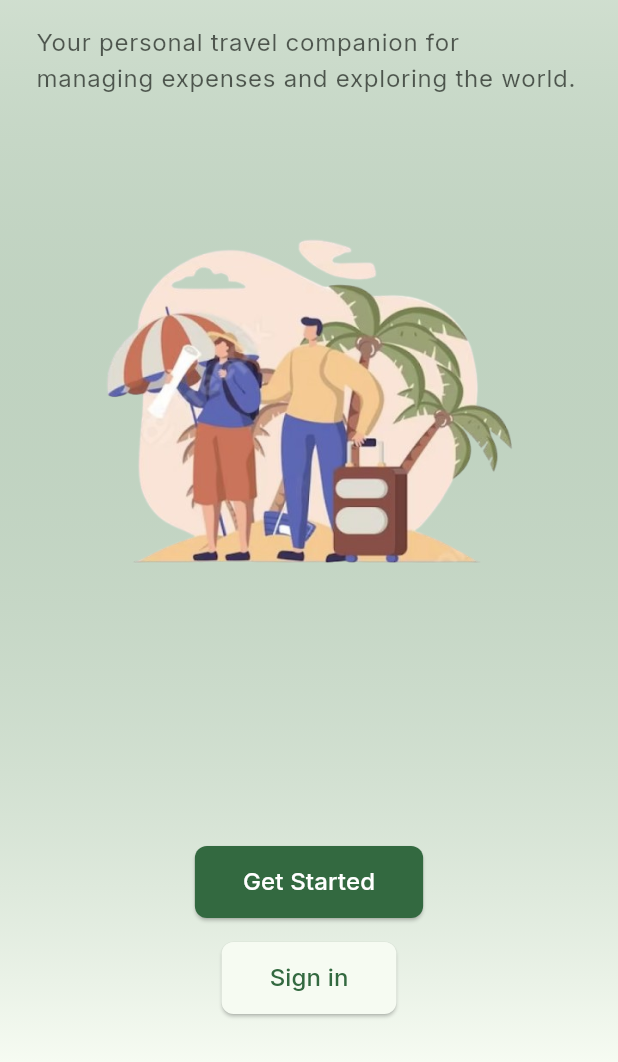
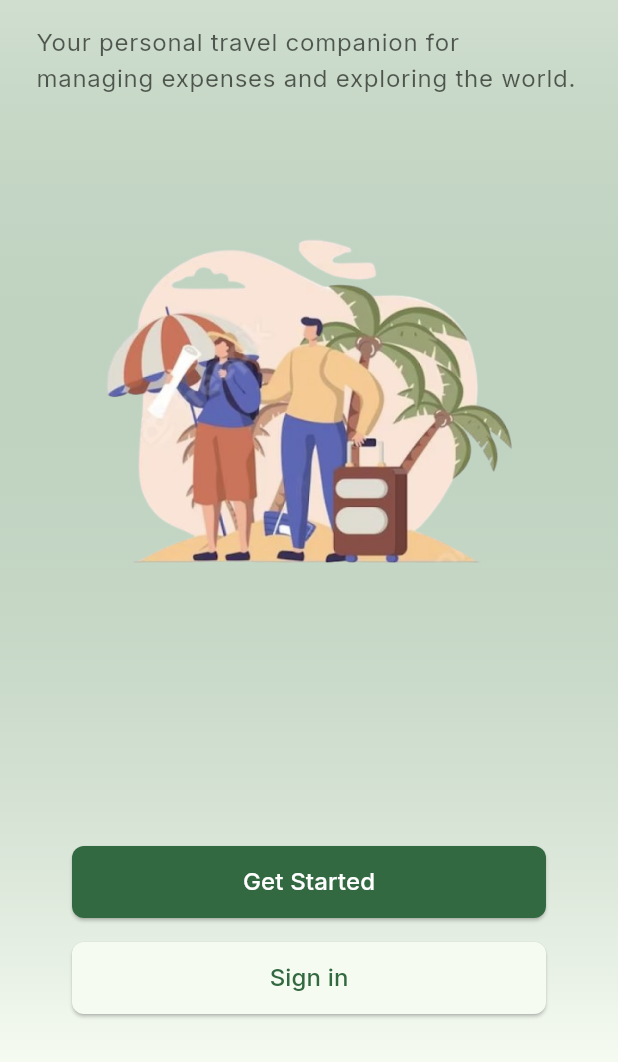
Before and after one commit to nursu79/Wander_Wallet_Flutter, a Flutter app: the screen it shows after launch, on a phone screen of 412 x 824 dp, the part 174-1236 px from its top. Run offline on Flutter 3.47's test engine with Material 3 defaults, Android fonts, the phone set to English and light mode, and no system bars; our stand-ins replace dio, flutter_riverpod, flutter_secure_storage, google_fonts, image_picker; missing offline and left inert: dart:ffi; network calls fail.

Commit message:
Fix stale data issue on renavigation and correct buttons size in welcome screen

```diff
--- a/wander_wallet/lib/features/auth/presentation/screens/welcome_screen.dart
+++ b/wander_wallet/lib/features/auth/presentation/screens/welcome_screen.dart
@@ -58,10 +58,15 @@ class WelcomeScreen extends StatelessWidget {
                 ),
                 const Spacer(),
                 Center(
+                  child: Padding(
+                    padding: EdgeInsets.symmetric(horizontal: 24),
                     child: Column(
+                      children: [
+                        Row(
                           children: [
                             RectangularButton(
                               text: 'Get Started',
+                              fillWidth: true,
                               onPressed: () {
                                 Navigator.push(
                                   context,
@@ -71,9 +76,14 @@ class WelcomeScreen extends StatelessWidget {
                                 );
                               },
                             ),
+                          ]
+                        ),
                         const SizedBox(height: 16),
+                        Row(
+                          children: [
                             RectangularButton(
                               text: 'Sign in',
+                              fillWidth: true,
                               onPressed: () {
                                 Navigator.push(
                                   context,
@@ -85,8 +95,11 @@ class WelcomeScreen extends StatelessWidget {
                               color: theme.colorScheme.surface,
                               textColor: theme.colorScheme.primary,
                             ),
+                          ]
+                        )
                       ],
                     ),
+                  )
                 ),
                 const SizedBox(height: 32),
               ],
--- a/wander_wallet/lib/features/trips/presentation/providers/edit_trip_provider.dart
+++ b/wander_wallet/lib/features/trips/presentation/providers/edit_trip_provider.dart
@@ -54,7 +54,7 @@ class EditTripScreenNotifier extends FamilyAsyncNotifier<EditTripScreenState, St
     if (res is Success) {
       return EditTripGetSuccess((res as Success).data);
     } else {
-      return EditTripGetError((res as Error).error, (res as Error).loggedOut);
+      throw EditTripGetError((res as Error).error, (res as Error).loggedOut);
     }
   }
 
--- a/wander_wallet/lib/features/trips/presentation/screens/edit_trip_screen.dart
+++ b/wander_wallet/lib/features/trips/presentation/screens/edit_trip_screen.dart
@@ -5,6 +5,7 @@ import 'package:flutter_riverpod/flutter_riverpod.dart';
 import 'package:image_picker/image_picker.dart';
 import 'package:wander_wallet/core/widgets/buttons.dart';
 import 'package:wander_wallet/features/trips/presentation/providers/edit_trip_provider.dart';
+import 'package:wander_wallet/features/trips/presentation/providers/trip_details_provider.dart';
 
 class EditTripScreen extends ConsumerStatefulWidget {
   final String id;
@@ -41,7 +42,8 @@ class _EditTripScreenState extends ConsumerState<EditTripScreen> {
             _startDate = trip.startDate;
             _endDate = trip.endDate;
           } else if (data is EditTripUpdateSuccess) {
-            Navigator.pushNamedAndRemoveUntil(context, '/tripDetails', arguments: widget.id, (Route route) => false);
+            ref.invalidate(tripDetailsProvider(widget.id));
+            Navigator.pushNamed(context, '/tripDetails', arguments: widget.id);
           }
         },
         error: (error, _) {
```
Also changed, not shown: wander_wallet/lib/features/trips/presentation/providers/trip_details_provider.dart (+9 -6 lines), wander_wallet/lib/features/trips/presentation/screens/trip_details_screen.dart (+9 -4 lines). Lines whose indentation alone changed are shown as unchanged.
